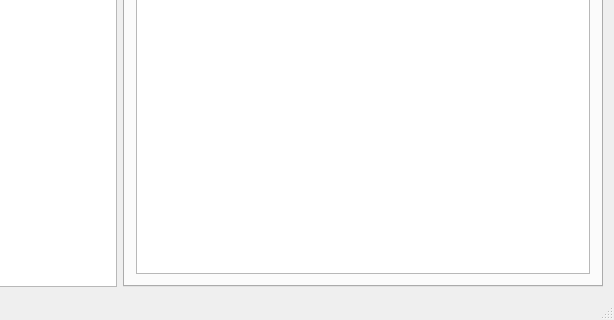
sim82/Assetbrowser, file MainWindow.ui: the form before one commit; both pictures show x 150 to 764 and y 203 to 523 of the 764 by 523 pixel window.
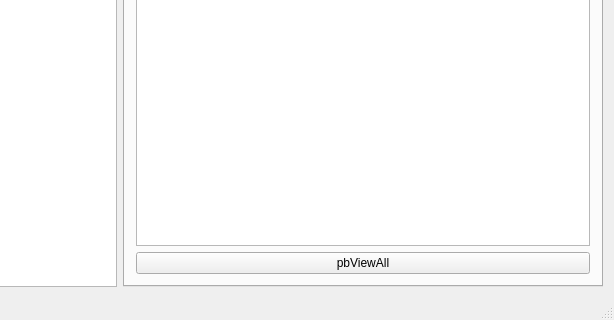
The form after the commit. The open tabs and pages were chosen to show the change.

```diff
--- a/MainWindow.ui
+++ b/MainWindow.ui
@@ -74,6 +74,13 @@
           </property>
          </widget>
         </item>
+        <item>
+         <widget class="QPushButton" name="pbViewAll">
+          <property name="text">
+           <string>pbViewAll</string>
+          </property>
+         </widget>
+        </item>
        </layout>
       </widget>
      </widget>
```
Left out of the diff: 5 changed lines with no effect on the pictures.
